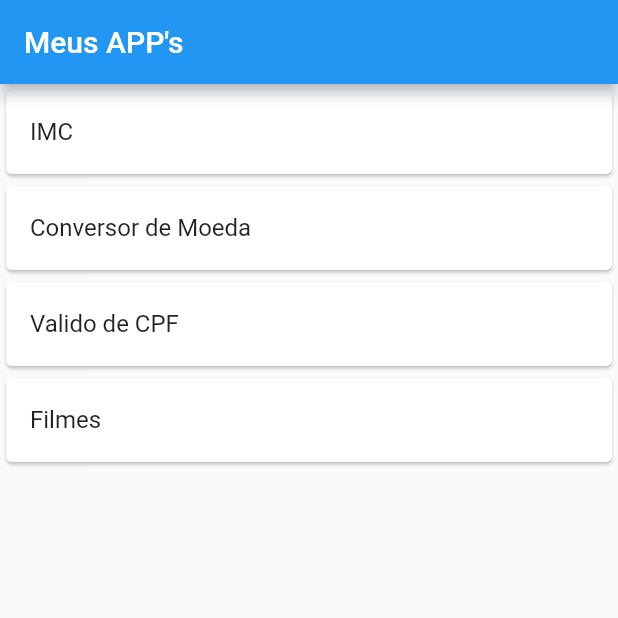
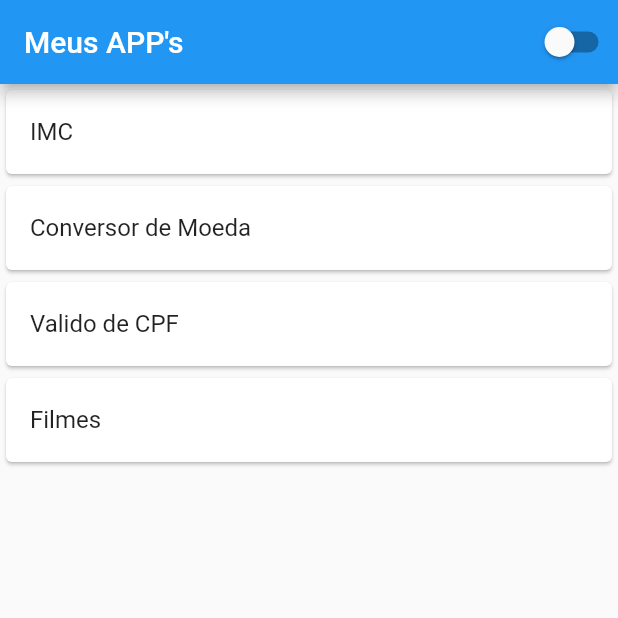
Before and after one commit to ericqueirozc/fteamtrainee, a Flutter app: the screen it shows after launch, on a phone screen of 412 x 824 dp, the top half of it. Run offline on Flutter 3.47's test engine with Material 2 defaults, Android fonts, the phone set to English and light mode, and no system bars.

Commit message:
fiz sim garaior

```diff
--- a/lib/app/app_widget.dart
+++ b/lib/app/app_widget.dart
@@ -6,6 +6,7 @@ import 'package:varios_apps/app/cpf/views/cpf_view.dart';
 import 'package:varios_apps/app/imc/controllers/imc_controller.dart';
 import 'package:varios_apps/app/movies/controllers/movie_controller.dart';
 import 'package:varios_apps/app/movies/views/movie_view.dart';
+import 'package:varios_apps/app/theme_controller/theme_controller.dart';
 
 import 'conversor_de_moeda/views/price_view.dart';
 import 'home/views/home_view.dart';
@@ -21,22 +22,27 @@ class MyApp extends StatelessWidget {
         Provider(create: (_) => PriceController()),
         ChangeNotifierProvider(create: (_) => CpfController()),
         ChangeNotifierProvider(create: (_) => ImcController()),
-        ChangeNotifierProvider(create: (_) => MovieController())
+        ChangeNotifierProvider(create: (_) => MovieController()),
+        ChangeNotifierProvider(create: (_) => ThemeController())
       ],
-      child: MaterialApp(
+      builder: (context, widget) {
+        Brightness brightness = context.watch<ThemeController>().brightness;
+        return MaterialApp(
           debugShowCheckedModeBanner: false,
           title: 'Flutter Demo',
           theme: ThemeData(
+            brightness: brightness,
             primarySwatch: Colors.blue,
           ),
           routes: {
-          '/': (context) => const HomeView(),
+            '/': (context) => HomeView(),
             '/imc': (context) => const ImcView(),
             '/price': (context) => const PriceView(),
             '/cpf': (context) => const CpfView(),
             '/movies': (context) => const MoviesView()
           },
-      ),
+        );
+      },
     );
   }
 }
--- a/lib/app/home/views/home_view.dart
+++ b/lib/app/home/views/home_view.dart
@@ -1,14 +1,24 @@
 import 'package:flutter/material.dart';
 import 'package:varios_apps/app/home/views/components/app_card_component.dart';
+import 'package:varios_apps/app/theme_controller/theme_controller.dart';
+import 'package:provider/provider.dart';
 
 class HomeView extends StatelessWidget {
-  const HomeView({Key? key}) : super(key: key);
+  HomeView({Key? key}) : super(key: key);
 
   @override
   Widget build(BuildContext context) {
+    var themeController = context.read<ThemeController>();
     return Scaffold(
       appBar: AppBar(
         title: Text("Meus APP's"),
+        actions: [
+          Switch(
+              value: themeController.isDark,
+              onChanged: (value) {
+                themeController.setBrightness(value);
+              })
+        ],
       ),
       body: SingleChildScrollView(
         child: Column(
--- /dev/null
+++ b/lib/app/theme_controller/theme_controller.dart
@@ -0,0 +1,15 @@
+import 'package:flutter/material.dart';
+
+class ThemeController extends ChangeNotifier {
+  Brightness brightness = Brightness.light;
+
+  bool _isDark = false;
+
+  setBrightness(bool value) {
+    _isDark = value;
+    _isDark ? brightness = Brightness.dark : brightness = Brightness.light;
+    notifyListeners();
+  }
+
+  bool get isDark => _isDark;
+}
```
Also changed, not shown: pubspec.lock, 1 other file. Lines whose indentation alone changed are shown as unchanged.
